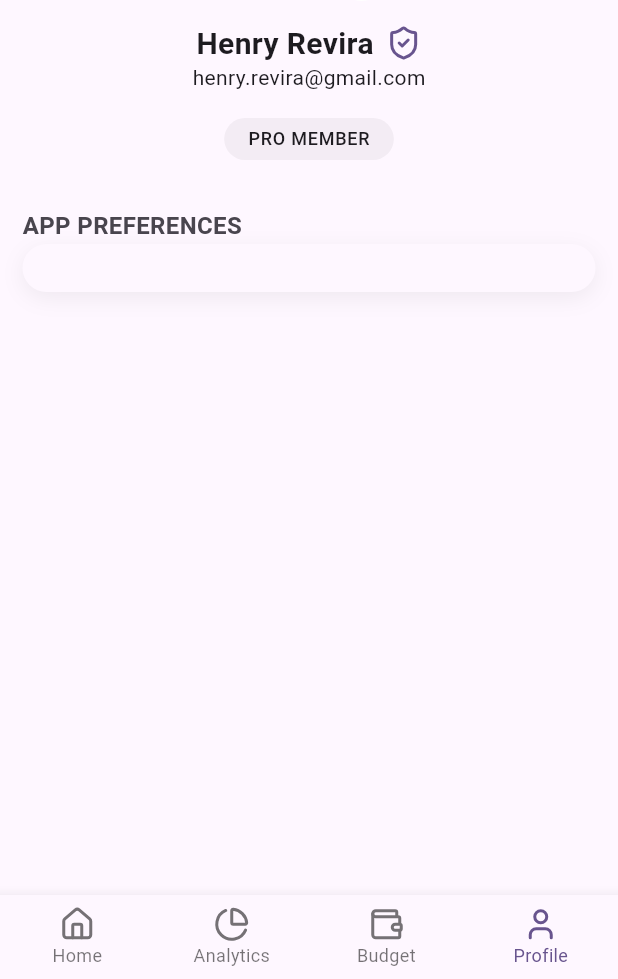
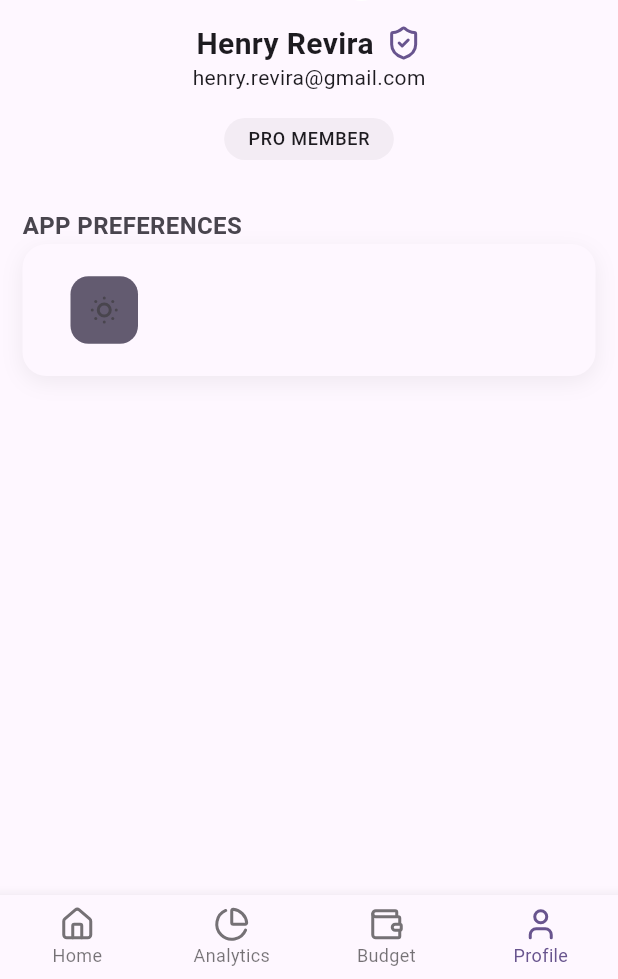
Before and after one commit to demystik/spendly, a Flutter app: the ProfileScreen screen opened by its route, on a phone screen of 412 x 824 dp, the part 257-1236 px from its top. Run offline on Flutter 3.47's test engine with Material 3 defaults, Android fonts, the phone set to English and light mode, and no system bars; our stand-ins replace flutter_svg, go_router, lucide_icons_flutter; Roboto replaces fonts that are missing (YourFontFamily).

Commit message:
profile screen avatar added

```diff
--- a/lib/screens/profile_screen.dart
+++ b/lib/screens/profile_screen.dart
@@ -83,10 +83,24 @@ class ProfileScreen extends StatelessWidget {
 
             //App preferences_____________________________________________
             SectionLabel(actualLabel: "APP PREFERENCES"),
-            AppCard(child: Column(children: [
-
-],
-            )),
+            AppCard(
+              child: Column(
+                children: [
+                  ListTile(
+                    leading: Container(
+                      padding: EdgeInsets.all(5),
+                      height: 45,
+                      width: 45,
+                      decoration: BoxDecoration(
+                        color: Theme.of(context).colorScheme.secondary,
+                        borderRadius: BorderRadius.circular(AppRadius.md),
+                      ),
+                      child: Icon(LucideIcons.sunDim),
+                    ),
+                  ),
+                ],
+              ),
+            ),
           ],
         ),
       ),
```
